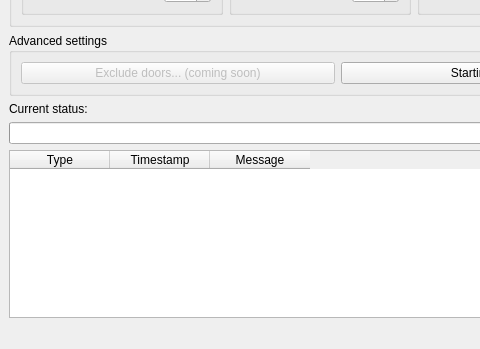
Old version of the form DoorRandomizer/GUI/MainWindow/randomizergui.ui in the repository YonicDev/mpdr; both pictures show x 0 to 480 and y 290 to 639 of the 997 by 639 pixel window.
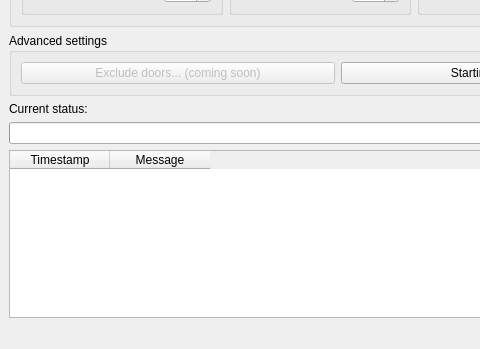
New version of the form. Icons and pictures are not drawn.

Diff of the .ui file:
```diff
--- a/DoorRandomizer/GUI/MainWindow/randomizergui.ui
+++ b/DoorRandomizer/GUI/MainWindow/randomizergui.ui
@@ -945,12 +945,10 @@
        </layout>
       </item>
       <item>
-       <widget class="QTableWidget" name="tableWidget">
-        <column>
-         <property name="text">
-          <string>Type</string>
-         </property>
-        </column>
+       <widget class="QTableWidget" name="logTable">
+        <property name="showGrid">
+         <bool>false</bool>
+        </property>
         <column>
          <property name="text">
           <string>Timestamp</string>
```
